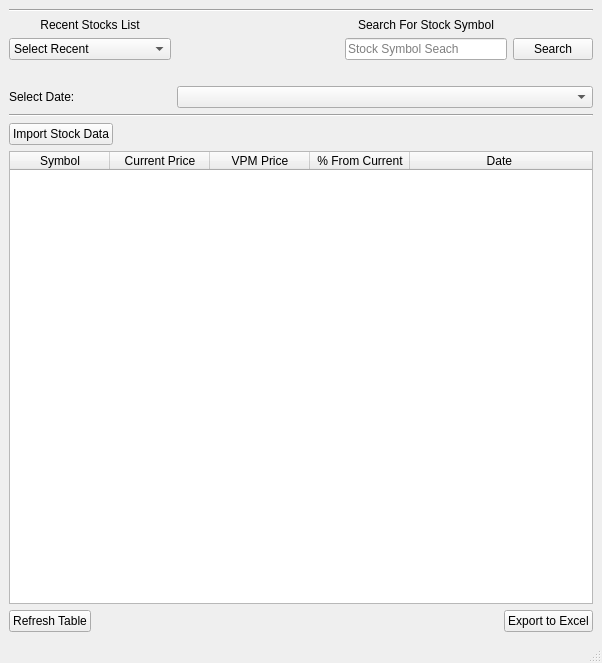
Above: View/MainWindow.ui from justindodson/stockdata before the change. Below: the same form after it.
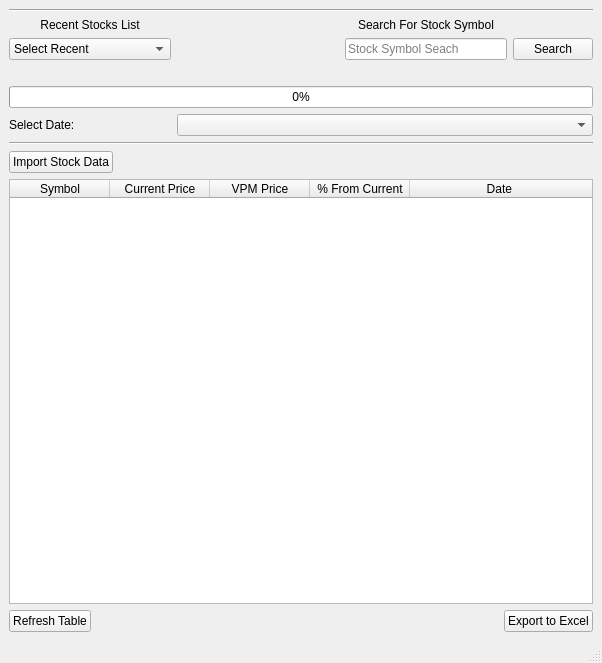
That is the form after the change.

Diff of the .ui file:
```diff
--- a/View/MainWindow.ui
+++ b/View/MainWindow.ui
@@ -26,7 +26,7 @@
       </item>
       <item>
        <layout class="QGridLayout" name="gridLayout">
-        <item row="4" column="0" colspan="4">
+        <item row="5" column="0" colspan="4">
          <widget class="Line" name="line_3">
           <property name="sizePolicy">
            <sizepolicy hsizetype="Expanding" vsizetype="Fixed">
@@ -39,10 +39,10 @@
           </property>
          </widget>
         </item>
-        <item row="3" column="1" colspan="3">
+        <item row="4" column="1" colspan="3">
          <widget class="QComboBox" name="dateSelect"/>
         </item>
-        <item row="3" column="0">
+        <item row="4" column="0">
          <widget class="QLabel" name="label_3">
           <property name="text">
            <string>Select Date:</string>
@@ -152,6 +152,34 @@
           </property>
          </widget>
         </item>
+        <item row="3" column="0" colspan="4">
+         <widget class="QProgressBar" name="stockSearchProgBar">
+          <property name="enabled">
+           <bool>true</bool>
+          </property>
+          <property name="autoFillBackground">
+           <bool>false</bool>
+          </property>
+          <property name="value">
+           <number>0</number>
+          </property>
+          <property name="textVisible">
+           <bool>true</bool>
+          </property>
+          <property name="orientation">
+           <enum>Qt::Horizontal</enum>
+          </property>
+          <property name="invertedAppearance">
+           <bool>false</bool>
+          </property>
+          <property name="textDirection">
+           <enum>QProgressBar::TopToBottom</enum>
+          </property>
+          <property name="format">
+           <string>%p%</string>
+          </property>
+         </widget>
+        </item>
        </layout>
       </item>
       <item>
```
Left out of the diff: 28 changed lines with no effect on the pictures.
